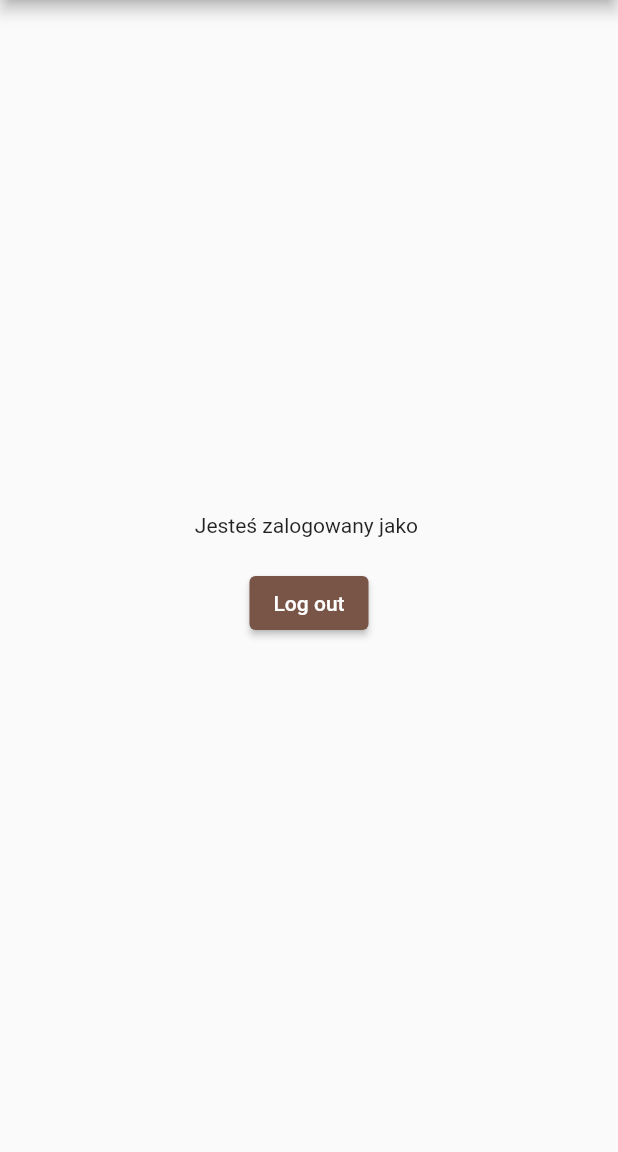
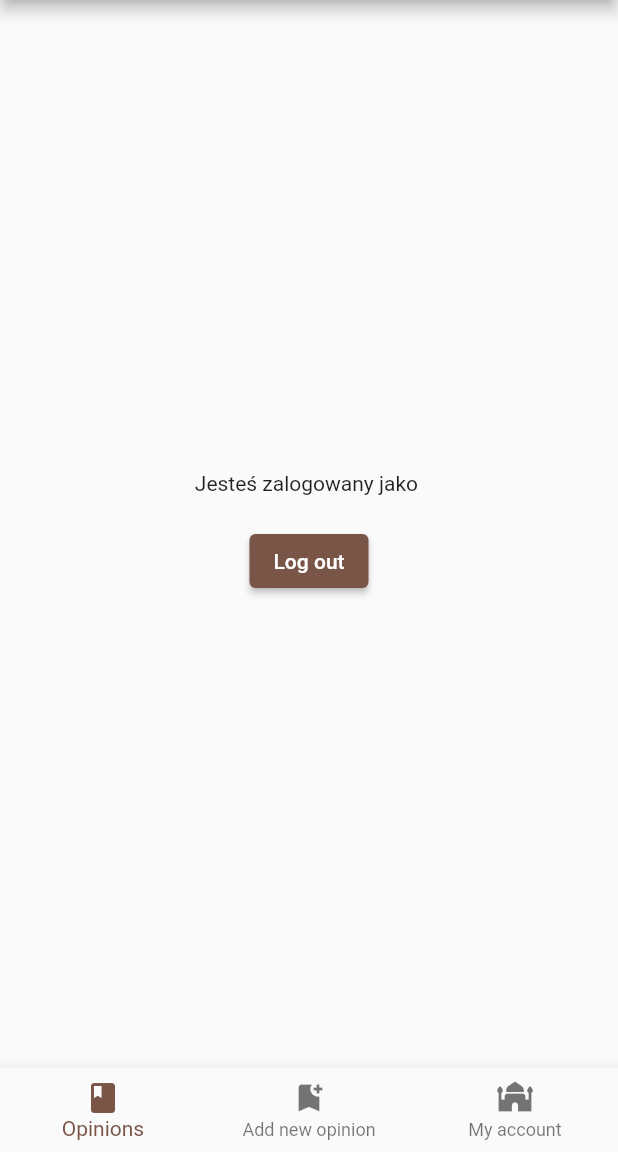
Before and after one commit to christopherwozniak/best_movies, a Flutter app: the screen it shows once a user with an empty profile is signed in, on a phone screen of 412 x 824 dp, the part 84-1236 px from its top. Run offline on Flutter 3.47's test engine with Material 2 defaults, Android fonts, the phone set to English and light mode, and no system bars; our stand-ins replace firebase_auth, firebase_core; accounts and stored records are empty.

Commit message:
Add remastered icons in bottomnavigationbaritems

```diff
--- a/lib/app/login/home_page.dart
+++ b/lib/app/login/home_page.dart
@@ -34,6 +34,15 @@ class HomePage extends StatelessWidget {
           ),
         ],
       ),
+      bottomNavigationBar: BottomNavigationBar(
+        items: const [
+          BottomNavigationBarItem(icon: Icon(Icons.book), label: 'Opinions'),
+          BottomNavigationBarItem(
+              icon: Icon(Icons.bookmark_add), label: 'Add new opinion'),
+          BottomNavigationBarItem(
+              icon: Icon(Icons.mosque), label: 'My account'),
+        ],
+      ),
     );
   }
 }
```
